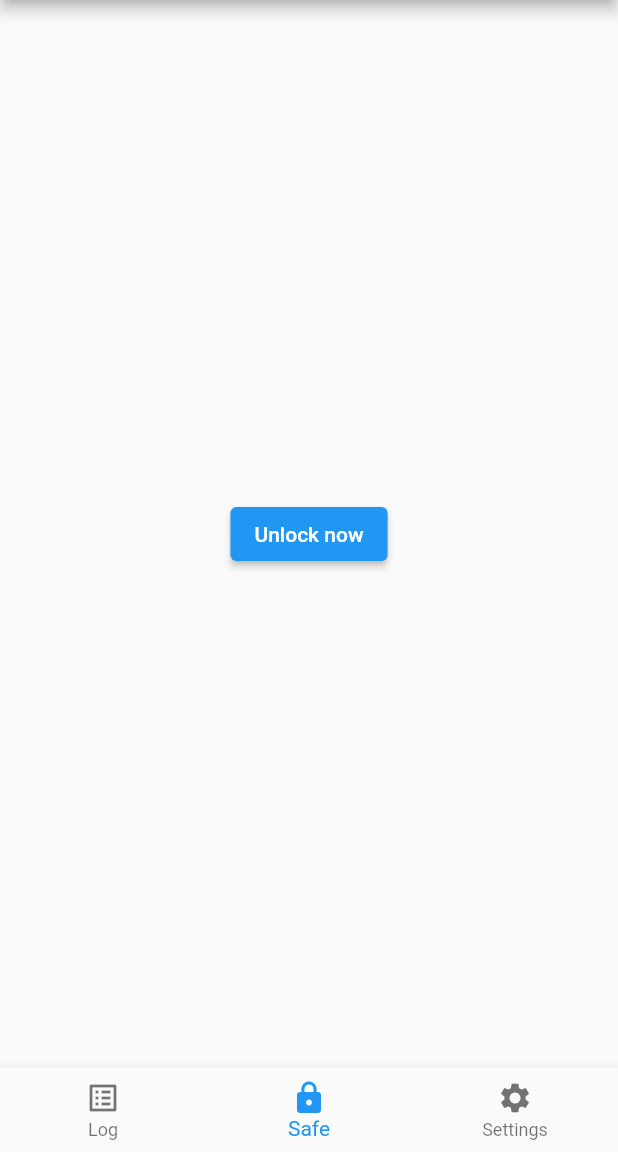
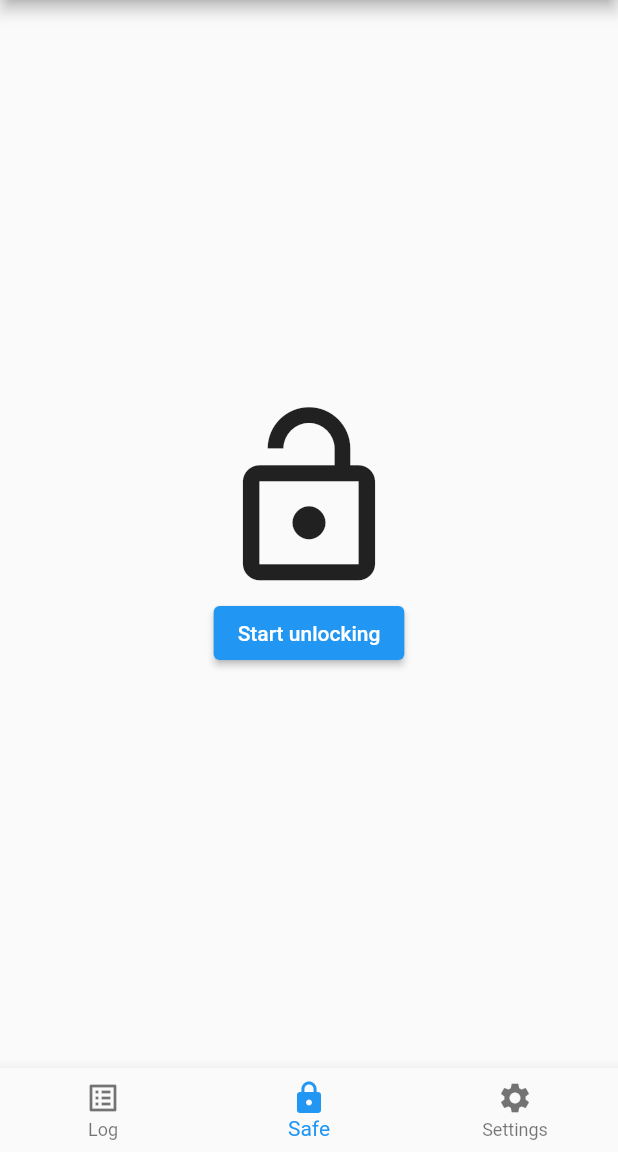
Before and after one commit to ziegler-daniel/senacor-devcon-flutter-demo, a Flutter app: the screen it shows after launch, on a phone screen of 412 x 824 dp, the part 84-1236 px from its top. Run offline on Flutter 3.47's test engine with Material 2 defaults, Android fonts, the phone set to English and light mode, and no system bars; our stand-ins replace shared_preferences.

Commit message:
add unlock via pin

```diff
--- a/lib/safe/safe.dart
+++ b/lib/safe/safe.dart
@@ -1,13 +1,28 @@
 import 'package:flutter/material.dart';
+import 'package:senacor_devcon_mysafe/safe/unlock_pin.dart';
 
 class Safe extends StatelessWidget {
   const Safe({Key? key}) : super(key: key);
 
   @override
   Widget build(BuildContext context) {
-    return ElevatedButton(
-      onPressed: () {},
-      child: const Text('Unlock now'),
+    return Column(
+      mainAxisAlignment: MainAxisAlignment.center,
+      children: [
+        const Icon(
+          Icons.lock_open,
+          size: 132,
+        ),
+        ElevatedButton(
+          onPressed: () {
+            Navigator.push(
+              context,
+              MaterialPageRoute(builder: (_) => const UnlockPin()),
+            );
+          },
+          child: const Text('Start unlocking'),
+        ),
+      ],
     );
   }
 }
```
Also changed, not shown: lib/safe/unlock_biometric.dart (added, +10 -0 lines), lib/safe/unlock_pattern.dart (added, +18 -0 lines), lib/safe/unlock_pin.dart (added, +80 -0 lines), lib/safe/unlocked_treasure.dart (added).
